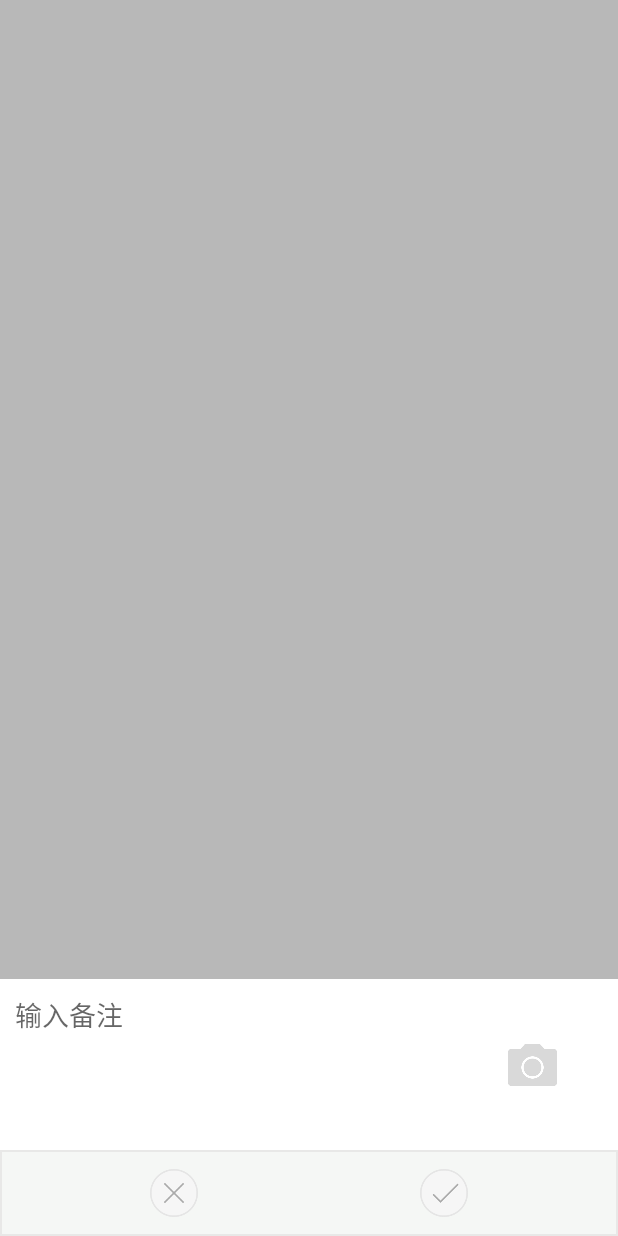
After one commit to Alamusitl/TallyBook, an Android app: the layout fragment_edit_description.xml on its own in the app's theme, with its tools: preview values and no code run, on a phone screen of 412 x 824 dp. The commit adds this screen. Run offline under Robolectric (Android 15) with nearby library versions, the phone set to English and light mode, and no system bars.

Commit message:
修改编辑备注界面 增加各界面到增加界面的回调

```diff
--- a/TallyBookApp/src/main/java/com/owl/book/tally/account/AccountFragment.java
+++ b/TallyBookApp/src/main/java/com/owl/book/tally/account/AccountFragment.java
@@ -14,6 +14,7 @@ import com.owl.book.base.BaseFragment;
 import com.owl.book.dao.AccountManager;
 import com.owl.book.databinding.FragmentChooseAccountBinding;
 import com.owl.book.recycler.BaseRecyclerAdapter;
+import com.owl.book.tally.AddOneFragment;
 
 import java.util.List;
 
@@ -69,6 +70,7 @@ public class AccountFragment extends BaseFragment<FragmentChooseAccountBinding>
     public class Presenter {
         public void onBackgroundClick(View view) {
             getFragmentManager().beginTransaction().hide(AccountFragment.this).commit();
+            dismiss(AddOneFragment.class, AccountFragment.this, null);
         }
     }
 }
--- /dev/null
+++ b/TallyBookApp/src/main/res/drawable/shape_rect_desc.xml
@@ -0,0 +1,8 @@
+<?xml version="1.0" encoding="utf-8"?>
+<shape xmlns:android="http://schemas.android.com/apk/res/android"
+       android:shape="rectangle">
+    <solid android:color="#F5F7F5"/>
+    <stroke
+        android:width="@dimen/dimen_1"
+        android:color="#E8E8E7"/>
+</shape>
--- a/TallyBookApp/src/main/res/layout/fragment_add_one.xml
+++ b/TallyBookApp/src/main/res/layout/fragment_add_one.xml
@@ -139,7 +139,7 @@
                     android:background="@drawable/shape_rectangle_corners"
                     android:gravity="center"
                     android:onClick="@{presenter.onChooseAccountTypeClick}"
-                    android:text="@{oneTally.account.name}"/>
+                    android:text="@{oneTally.account.accountName}"/>
 
                 <TextView
                     android:id="@+id/id_add_date"
--- /dev/null
+++ b/TallyBookApp/src/main/res/layout/fragment_edit_description.xml
@@ -0,0 +1,97 @@
+<?xml version="1.0" encoding="utf-8"?>
+<layout xmlns:android="http://schemas.android.com/apk/res/android">
+
+    <data>
+
+        <variable
+            name="presenter"
+            type="com.owl.book.tally.desc.AddDescFragment.Presenter"/>
+    </data>
+
+    <LinearLayout
+        android:layout_width="match_parent"
+        android:layout_height="match_parent"
+        android:background="@color/color_half_transparent"
+        android:orientation="vertical">
+
+        <View
+            android:layout_width="match_parent"
+            android:layout_height="0dp"
+            android:layout_weight="1"
+            android:onClick="@{presenter.onBackgroundClick}"/>
+
+        <LinearLayout
+            android:layout_width="match_parent"
+            android:layout_height="114dp"
+            android:layout_gravity="bottom"
+            android:background="@color/color_white"
+            android:orientation="horizontal">
+
+            <EditText
+                android:id="@+id/id_desc_input"
+                android:layout_width="0dp"
+                android:layout_height="wrap_content"
+                android:layout_weight="1"
+                android:background="@null"
+                android:focusable="true"
+                android:focusableInTouchMode="true"
+                android:hint="@string/input_desc"
+                android:inputType="none"
+                android:paddingEnd="@dimen/dimen_10"
+                android:paddingLeft="@dimen/dimen_10"
+                android:paddingRight="@dimen/dimen_10"
+                android:paddingStart="@dimen/dimen_10"
+                android:paddingTop="@dimen/dimen_10"/>
+
+            <FrameLayout
+                android:layout_width="114dp"
+                android:layout_height="match_parent">
+
+                <ImageView
+                    android:layout_width="match_parent"
+                    android:layout_height="match_parent"
+                    android:layout_gravity="center"
+                    android:layout_margin="23dp"
+                    android:contentDescription="@null"
+                    android:onClick="@{presenter.onChoosePicClick}"
+                    android:padding="17dp"
+                    android:src="@drawable/icon_camera"/>
+            </FrameLayout>
+
+        </LinearLayout>
+
+        <RelativeLayout
+            android:layout_width="match_parent"
+            android:layout_height="57dp"
+            android:layout_gravity="bottom"
+            android:background="@drawable/shape_rect_desc"
+            android:orientation="horizontal">
+
+            <ImageView
+                android:layout_width="32dp"
+                android:layout_height="32dp"
+                android:layout_centerVertical="true"
+                android:layout_gravity="center_vertical"
+                android:layout_marginLeft="100dp"
+                android:layout_marginStart="100dp"
+                android:contentDescription="@null"
+                android:onClick="@{presenter.onCloseClick}"
+                android:src="@drawable/icon_circle_close"/>
+
+            <ImageView
+                android:layout_width="32dp"
+                android:layout_height="32dp"
+                android:layout_alignParentEnd="true"
+                android:layout_alignParentRight="true"
+                android:layout_centerVertical="true"
+                android:layout_gravity="center_vertical"
+                android:layout_marginEnd="100dp"
+                android:layout_marginRight="100dp"
+                android:contentDescription="@null"
+                android:onClick="@{presenter.onConfirmClick}"
+                android:src="@drawable/icon_circle_confirm"/>
+        </RelativeLayout>
+
+    </LinearLayout>
+
+</layout>
--- a/TallyBookApp/src/main/res/values/strings.xml
+++ b/TallyBookApp/src/main/res/values/strings.xml
@@ -20,4 +20,6 @@
     <string name="member_me">我</string>
     <string name="member_father">爸爸</string>
     <string name="member_mother">妈妈</string>
+
+    <string name="input_desc">输入备注</string>
 </resources>
```
Also changed, not shown: TallyBookApp/src/main/java/com/owl/book/base/BaseFragment.java (+42 -36 lines), TallyBookApp/src/main/java/com/owl/book/base/FragmentEventListener.java (added, +14 -0 lines), TallyBookApp/src/main/java/com/owl/book/tally/AddOneFragment.java (+68 -12 lines), TallyBookApp/src/main/java/com/owl/book/tally/date/ChooseDateFragment.java (deleted, +0 -10 lines), TallyBookApp/src/main/java/com/owl/book/tally/date/DatePickerFragment.java (added, +27 -0 lines), TallyBookApp/src/main/java/com/owl/book/tally/desc/AddDescFragment.java (added, +68 -0 lines), TallyBookApp/src/main/java/com/owl/book/tally/description/AddDescriptionFragment.java (deleted, +0 -10 lines), TallyBookApp/src/main/java/com/owl/book/tally/member/MemberFragment.java (+17 -1 lines), TallyBookApp/src/main/java/com/owl/book/util/LogUtil.java (added, +26 -0 lines), TallyBookApp/src/main/res/drawable-hdpi/icon_camera.png (added), TallyBookApp/src/main/res/drawable-hdpi/icon_circle_close.png (added), TallyBookApp/src/main/res/drawable-hdpi/icon_circle_confirm.png (added).
